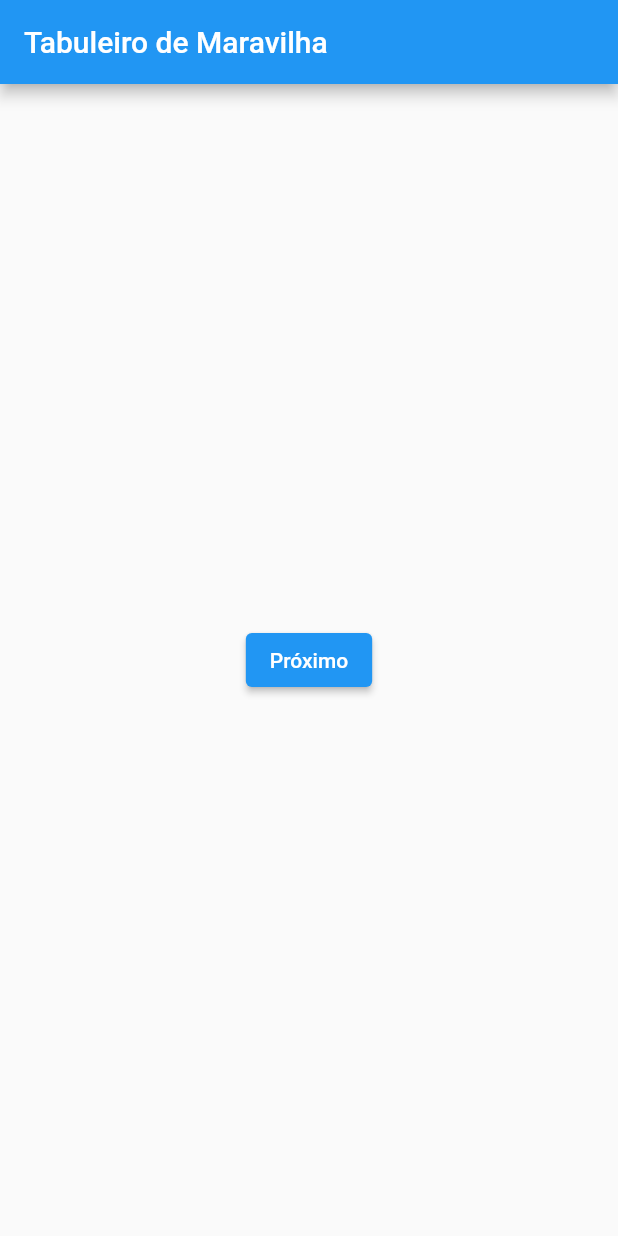
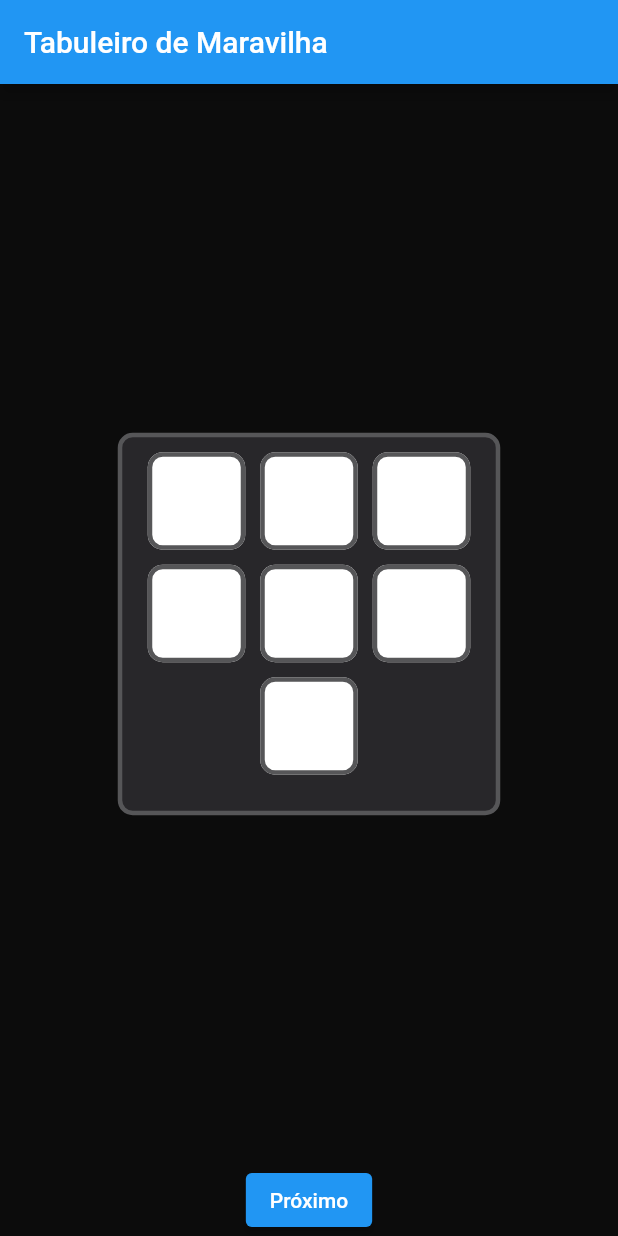
Before and after one commit to UesleyCarossi/seven-wonders-auto-score, a Flutter app: the screen it shows after launch, on a phone screen of 412 x 824 dp. Run offline on Flutter 3.47's test engine with Material 2 defaults, Android fonts, the phone set to English and light mode, and no system bars.

```diff
--- a/lib/components/pages/civil_structures.dart
+++ b/lib/components/pages/civil_structures.dart
@@ -7,7 +7,7 @@ class CivilStructuresPage extends StatelessWidget {
 
   @override
   Widget build(BuildContext context) {
-    return PlayersValuesTemplate(
+    return PlayersValuesTemplate.score(
         title: 'Cartas Azuis (Estruturas Civis)',
         next: () {
           Navigator.push(
--- a/lib/components/pages/commercial_structures.dart
+++ b/lib/components/pages/commercial_structures.dart
@@ -7,7 +7,7 @@ class CommercialStructuresPage extends StatelessWidget {
 
   @override
   Widget build(BuildContext context) {
-    return PlayersValuesTemplate(
+    return PlayersValuesTemplate.score(
         title: 'Cartas Amarelas (Estruturas Comerciais)',
         next: () {
           Navigator.push(
--- a/lib/components/pages/guilds.dart
+++ b/lib/components/pages/guilds.dart
@@ -7,7 +7,7 @@ class GuildsPage extends StatelessWidget {
 
   @override
   Widget build(BuildContext context) {
-    return PlayersValuesTemplate(
+    return PlayersValuesTemplate.score(
         title: 'Cartas Roxas (Guildas)',
         next: () {
           Navigator.push(
--- a/lib/components/pages/military_conflicts.dart
+++ b/lib/components/pages/military_conflicts.dart
@@ -7,7 +7,7 @@ class MilitaryConflictsPage extends StatelessWidget {
 
   @override
   Widget build(BuildContext context) {
-    return PlayersValuesTemplate(
+    return PlayersValuesTemplate.score(
         title: 'Conflitos Militares',
         next: () {
           Navigator.push(
--- a/lib/components/pages/scientific_structures.dart
+++ b/lib/components/pages/scientific_structures.dart
@@ -7,7 +7,7 @@ class ScientificStructuresPage extends StatelessWidget {
 
   @override
   Widget build(BuildContext context) {
-    return PlayersValuesTemplate(
+    return PlayersValuesTemplate.score(
         title: 'Cartas Verdes (Estruturas Científicas)',
         next: () {
           Navigator.push(
--- a/lib/components/pages/treasure.dart
+++ b/lib/components/pages/treasure.dart
@@ -7,7 +7,7 @@ class TreasurePage extends StatelessWidget {
 
   @override
   Widget build(BuildContext context) {
-    return PlayersValuesTemplate(
+    return PlayersValuesTemplate.score(
         title: 'Tesouro',
         next: () {
           Navigator.push(
--- a/lib/components/pages/wonder_board.dart
+++ b/lib/components/pages/wonder_board.dart
@@ -7,7 +7,7 @@ class WonderBoardPage extends StatelessWidget {
 
   @override
   Widget build(BuildContext context) {
-    return PlayersValuesTemplate(
+    return PlayersValuesTemplate.score(
         title: 'Tabuleiro de Maravilha',
         next: () {
           Navigator.push(
--- a/lib/components/templates/players_values.dart
+++ b/lib/components/templates/players_values.dart
@@ -1,12 +1,20 @@
 import 'package:flutter/material.dart';
+import 'package:seven_wonders_auto_score/components/atoms/input.dart';
 
 class PlayersValuesTemplate extends StatelessWidget {
-  const PlayersValuesTemplate(
-      {Key? key, required this.title, required this.next})
-      : super(key: key);
-
   final String title;
   final VoidCallback next;
+  final Input input;
+
+  PlayersValuesTemplate.player(
+      {Key? key, required this.title, required this.next})
+      : input = Input.player(),
+        super(key: key);
+
+  PlayersValuesTemplate.score(
+      {Key? key, required this.title, required this.next})
+      : input = Input.score(),
+        super(key: key);
 
   @override
   Widget build(BuildContext context) {
@@ -14,11 +22,49 @@ class PlayersValuesTemplate extends StatelessWidget {
       appBar: AppBar(
         title: Text(title),
       ),
-      body: Center(
-        child: ElevatedButton(
-          onPressed: next,
-          child: const Text('Próximo'),
-        ),
+      backgroundColor: const Color(0xFF0C0C0C),
+      body: Column(
+        children: <Widget>[
+          Expanded(
+            child: Center(
+              child: Container(
+                width: 85 * 3,
+                height: 85 * 3,
+                decoration: BoxDecoration(
+                  border: Border.all(
+                    color: const Color(0xFF565658),
+                    width: 3,
+                  ),
+                  borderRadius: BorderRadius.circular(10),
+                  color: const Color(0xFF28272A),
+                ),
+                child: Padding(
+                  padding: const EdgeInsets.all(10),
+                  child: Form(
+                    child: SingleChildScrollView(
+                      child: Wrap(
+                        runSpacing: 10,
+                        spacing: 10,
+                        alignment: WrapAlignment.center,
+                        children: List.generate(7, (index) {
+                          return SizedBox(
+                            width: 65,
+                            height: 65,
+                            child: input,
+                          );
+                        }),
+                      ),
+                    ),
+                  ),
+                ),
+              ),
+            ),
+          ),
+          ElevatedButton(
+            onPressed: next,
+            child: const Text('Próximo'),
+          ),
+        ],
       ),
     );
   }
```
